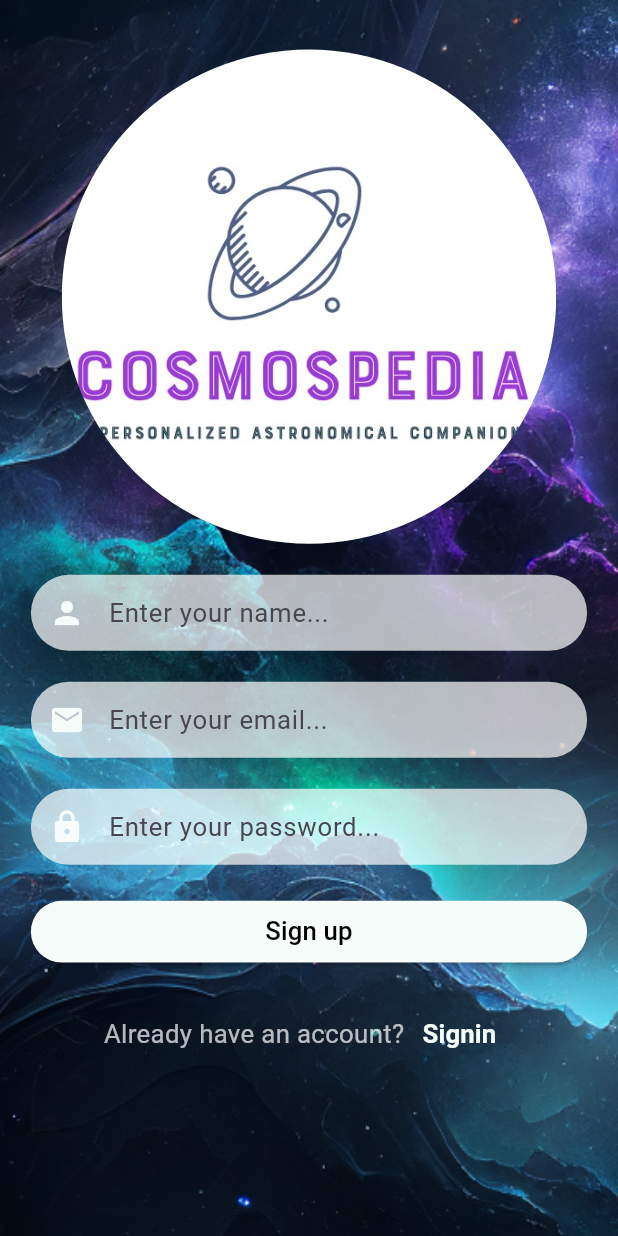
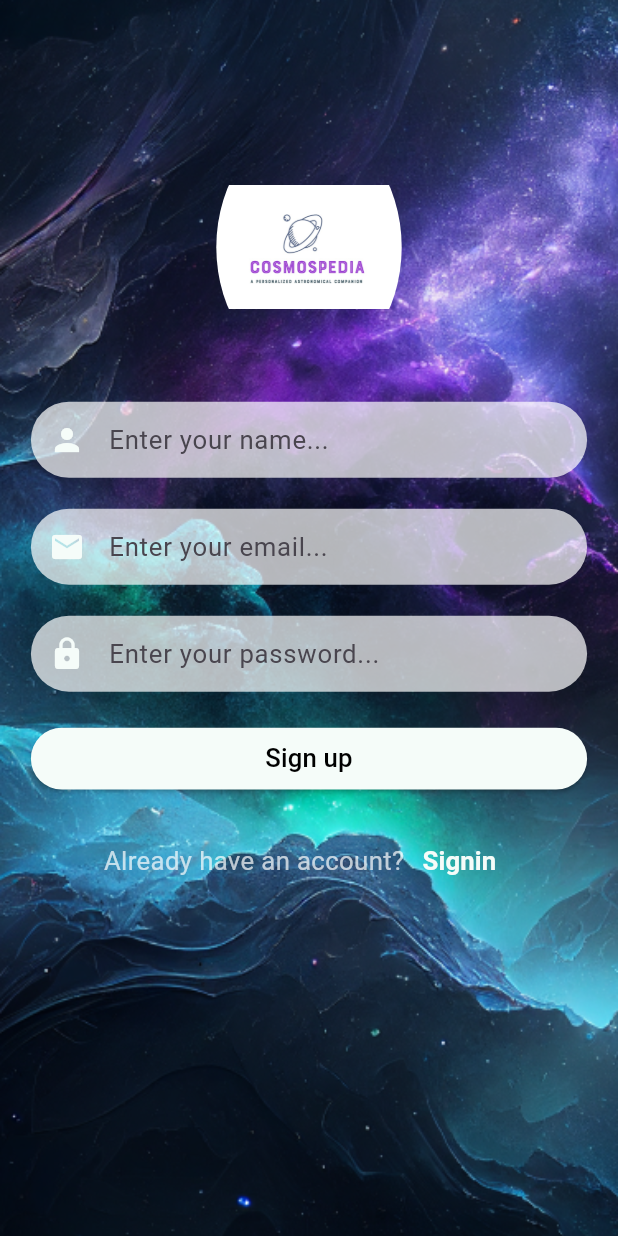
Before and after one commit to Vikas100702/Cosmos_Pedia, a Flutter app: the SignUpScreen screen opened directly, on a phone screen of 412 x 824 dp. Run offline on Flutter 3.47's test engine with Material 3 defaults, Android fonts, the phone set to English and light mode, and no system bars; our stand-ins replace cloud_firestore, firebase_auth, firebase_core; accounts and stored records are empty.

Commit message:
signinup circle

```diff
--- a/lib/cosmospedia/authentication/screen/sign_up_screen.dart
+++ b/lib/cosmospedia/authentication/screen/sign_up_screen.dart
@@ -69,10 +69,9 @@ class _SignUpScreenState extends State<SignUpScreen> {
         child: Container(
           width: SizeConfig.screenWidth,
           height: SizeConfig.screenHeight,
-          decoration: const BoxDecoration(
+          decoration: BoxDecoration(
             image: DecorationImage(
-              image: AssetImage("assets/background.png"),
-              // Background image from assets
+              image: AssetImage("assets/background.png"), // Background image from assets
               fit: BoxFit.cover,
             ),
           ),
@@ -82,18 +81,14 @@ class _SignUpScreenState extends State<SignUpScreen> {
               mainAxisAlignment: MainAxisAlignment.center,
               children: [
                 SizedBox(
-                  height: SizeConfig.height(4), // Add space before the logo
+                  height: SizeConfig.height(10), // Add space before the logo
                 ),
-                ClipOval(
-                  child: SizedBox(
-                    width: SizeConfig.width(80),
-                    height: SizeConfig.height(40),
-                    child: Image.asset(
-                      "assets/logo.jpeg",
-                      fit: BoxFit.cover,
-                    ), // Logo
-                  ),
-                ),
+                ClipOval( child: SizedBox(
+                  width: SizeConfig.width(30),
+                  height: SizeConfig.height(20),
+                  child: Image.asset("assets/logo.jpeg"), // Logo
+                ),),
+
                 SizedBox(
                   height: SizeConfig.height(2.5),
                 ),
--- a/lib/cosmospedia/custom_widgets/custom_drawer/custom_drawer.dart
+++ b/lib/cosmospedia/custom_widgets/custom_drawer/custom_drawer.dart
@@ -9,13 +9,6 @@ Drawer customDrawer(){
           title: const Text('Account Settings'),
           onTap: () {
             // Handle Home tap
-          },
-        ),
-        ListTile(
-          leading: const Icon(Icons.language),
-          title: const Text('Language'),
-          onTap: () {
-            // Handle Settings tap
           },
         ),
         ListTile(
--- a/lib/cosmospedia/custom_widgets/custom_navigation_bar/custom_navigation_bar.dart
+++ b/lib/cosmospedia/custom_widgets/custom_navigation_bar/custom_navigation_bar.dart
@@ -14,7 +14,7 @@ class _CustomNavigationBarState extends State<CustomNavigationBar> {
   Widget build(BuildContext context) {
     return BottomAppBar(
       color: whiteColor,
-      height: SizeConfig.height(8),
+      height: SizeConfig.height(7),
       shape: const CircularNotchedRectangle(),
       notchMargin: SizeConfig.devicePixelRatio(8),
       child: Row(
```
